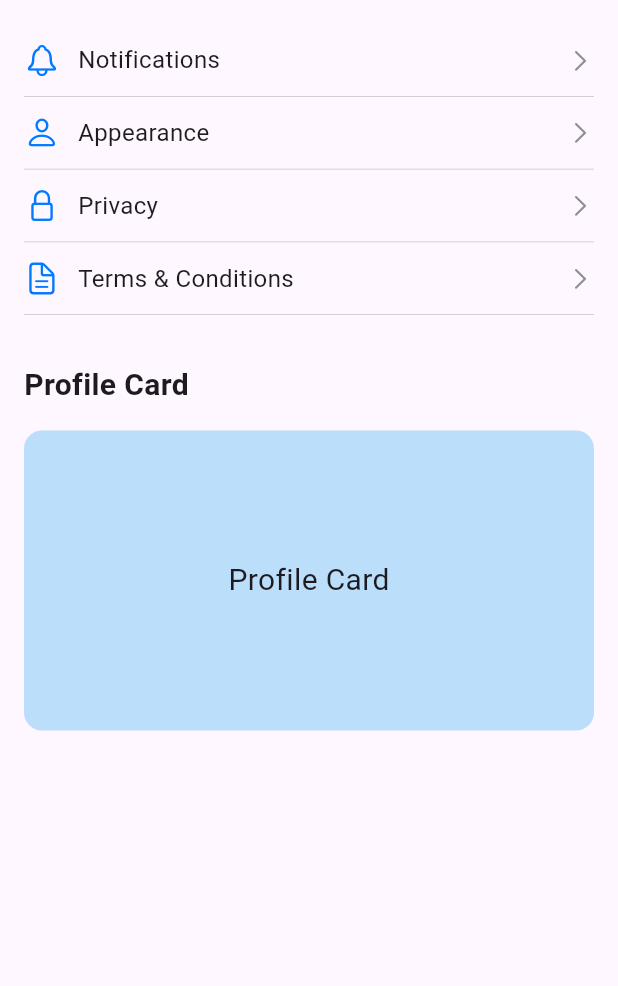
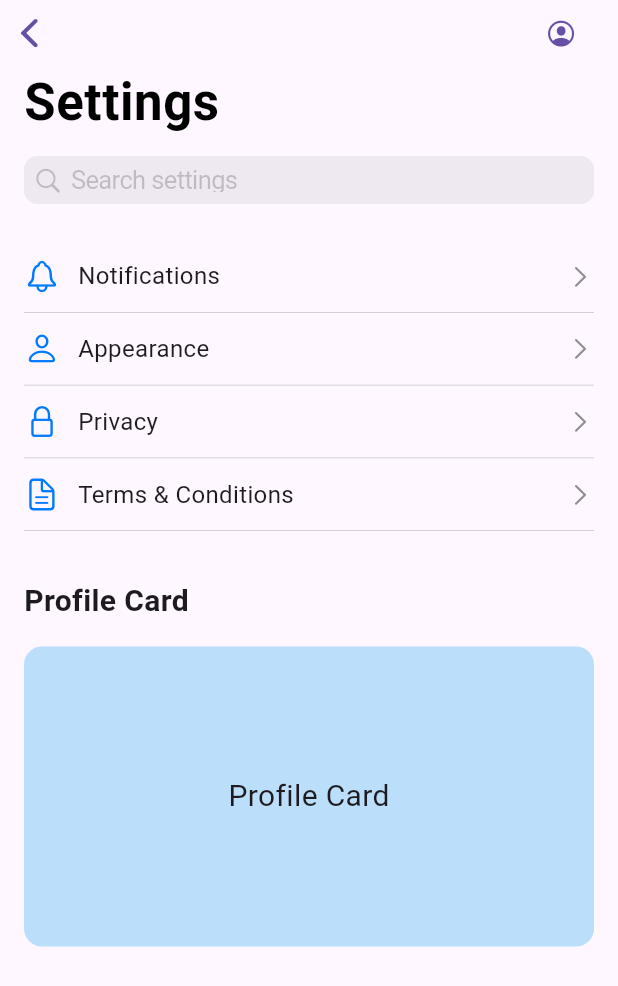
Before and after one commit to KameshDivantha/ishangavidusha-flutter_coding_test-1e349c8ff79d, a Flutter app: the SettingsScreen screen opened by its route, on a phone screen of 412 x 824 dp. Shown: the top 986 px of the screen. Run offline on Flutter 3.47's test engine with Material 3 defaults, Android fonts, the phone set to English and light mode, and no system bars; our stand-ins replace rxdart; accounts and stored records are empty.

Commit message:
Add cupertino Sliver navigation bar to settings page

```diff
--- a/lib/screens/settings_screen.dart
+++ b/lib/screens/settings_screen.dart
@@ -2,15 +2,40 @@ import 'package:flutter/cupertino.dart';
 import 'package:flutter/material.dart';
 
 class SettingsScreen extends StatelessWidget {
-  const SettingsScreen({super.key});
+  SettingsScreen({super.key});
+  final FocusNode _searchFocusNode = FocusNode();
 
   @override
   Widget build(BuildContext context) {
     return Material(
+      child: GestureDetector(
+        onTap: () {
+          _searchFocusNode.unfocus();
+        },
         child: CupertinoPageScaffold(
           child: CustomScrollView(
             slivers: [
-            // TODO: Implement CupertinoSliverNavigationBar
+              CupertinoSliverNavigationBar(
+                largeTitle: const Text('Settings'),
+                border: null,
+                stretch: true,
+                trailing: CupertinoButton(
+                  padding: EdgeInsets.zero,
+                  child: const Icon(CupertinoIcons.person_crop_circle),
+                  onPressed: () {},
+                ),
+                bottom: PreferredSize(
+                  preferredSize: const Size.fromHeight(48),
+                  child: Padding(
+                    padding: const EdgeInsets.symmetric(horizontal: 16, vertical: 8),
+                    child: CupertinoSearchTextField(
+                      focusNode: _searchFocusNode,
+                      placeholder: 'Search settings',
+                      style: const TextStyle(color: CupertinoColors.label),
+                    ),
+                  ),
+                ),
+              ),
               // Requirements:
               // - Use CupertinoSliverNavigationBar
               // - Display a large title when fully expanded
@@ -84,6 +109,7 @@ class SettingsScreen extends StatelessWidget {
             ],
           ),
         ),
+      ),
     );
   }
 
```
Lines whose indentation alone changed are shown as unchanged.
